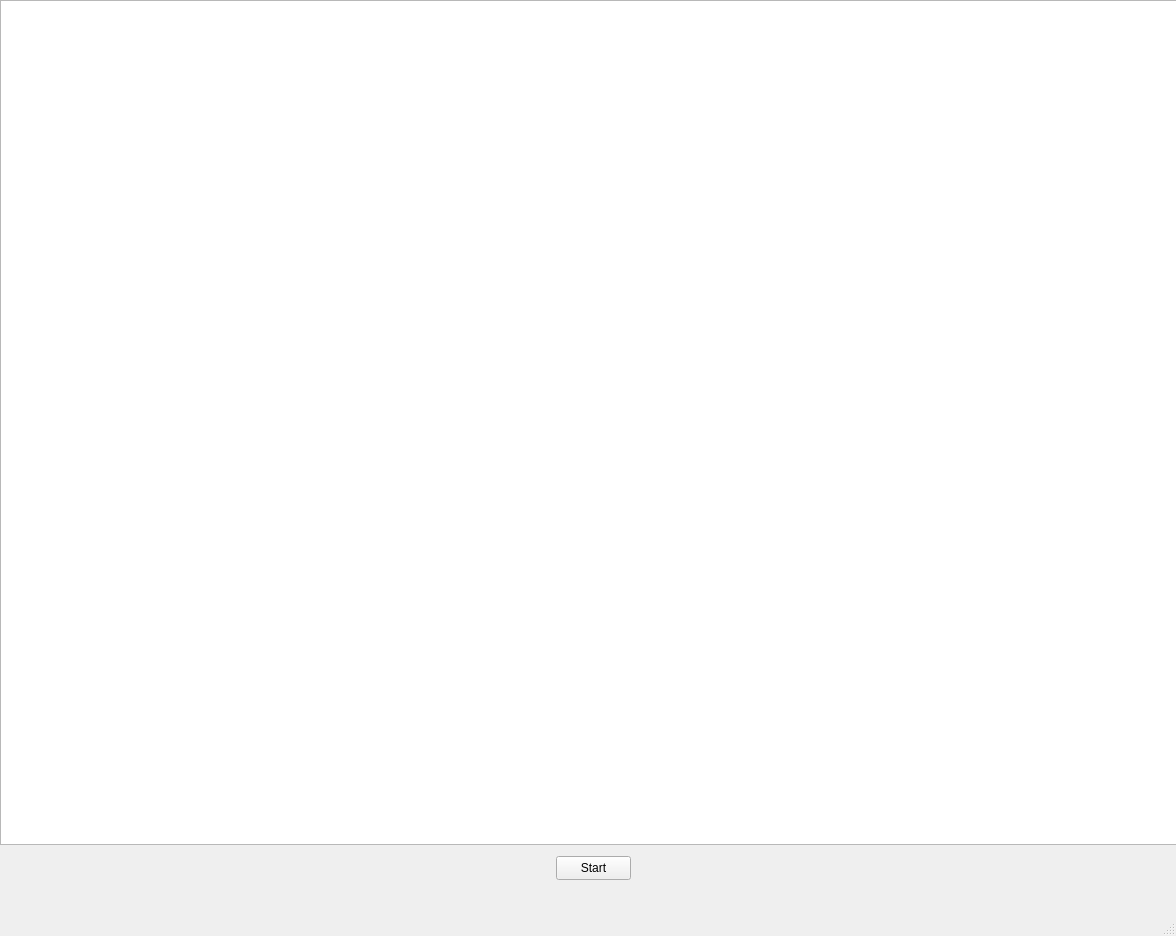
Before: the Qt Designer form trunk/ linkradio --username thesuperstitions/MessageQueue/QueueTest/QueueTest.ui in thesuperstitions/linkradio, drawn with Qt 5.
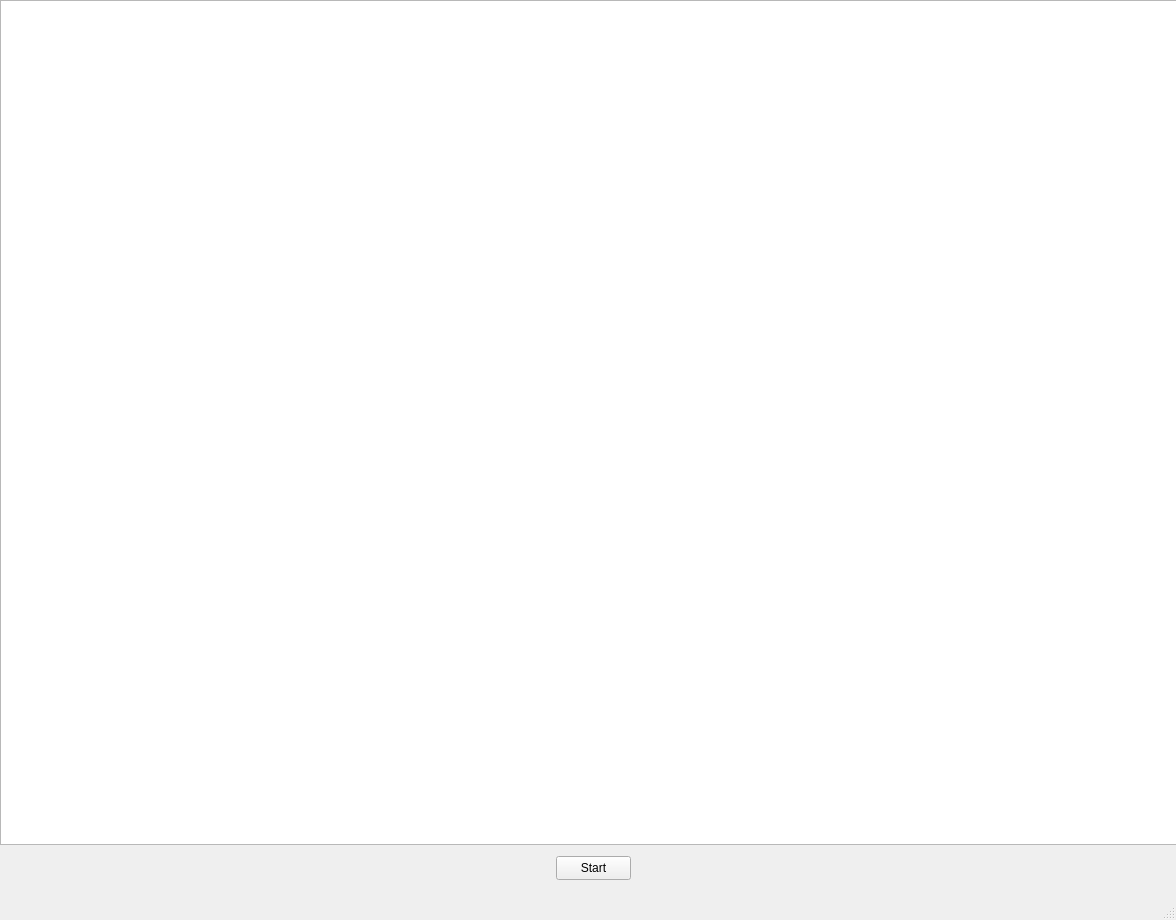
After: the same form once the commit is applied.

Diff of the .ui file:
```diff
--- a/trunk/ linkradio --username thesuperstitions/MessageQueue/QueueTest/QueueTest.ui
+++ b/trunk/ linkradio --username thesuperstitions/MessageQueue/QueueTest/QueueTest.ui
@@ -6,7 +6,7 @@
     <x>0</x>
     <y>0</y>
     <width>1176</width>
-    <height>936</height>
+    <height>920</height>
    </rect>
   </property>
   <property name="windowTitle" >
```
Left out of the diff: 3 changed lines with no effect on the pictures.
